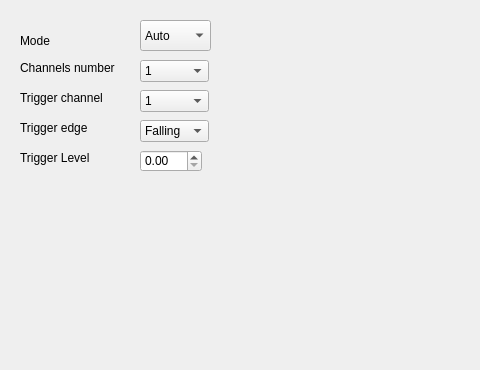
The window that Oscilloscope_App/MainWindow.ui (wierzba100/raspberry-pi-pico-oscilloscope) describes before a commit, drawn with Qt 5; both pictures show x 0 to 480 and y 0 to 370 of the 1293 by 671 pixel window.
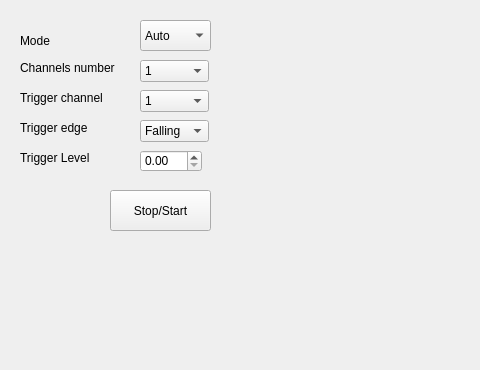
The same window after the commit.

Commit message: Start/Stop Button added

Patch:
```diff
--- a/Oscilloscope_App/MainWindow.ui
+++ b/Oscilloscope_App/MainWindow.ui
@@ -195,6 +195,19 @@
     </property>
     <layout class="QHBoxLayout" name="horizontalLayout"/>
    </widget>
+   <widget class="QPushButton" name="start_stopButton">
+    <property name="geometry">
+     <rect>
+      <x>110</x>
+      <y>190</y>
+      <width>101</width>
+      <height>41</height>
+     </rect>
+    </property>
+    <property name="text">
+     <string>Stop/Start</string>
+    </property>
+   </widget>
   </widget>
   <widget class="QMenuBar" name="menubar">
    <property name="geometry">
```
The commit also changes 3 other files.
